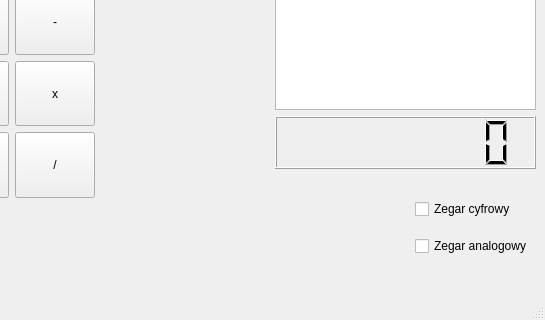
Above: LAB_PROJ_1/lab_1.ui from MaciejWieczor/ASK_lab before the change; both pictures show x 255 to 800 and y 272 to 592 of the 800 by 592 pixel window. Below: the same form after it.
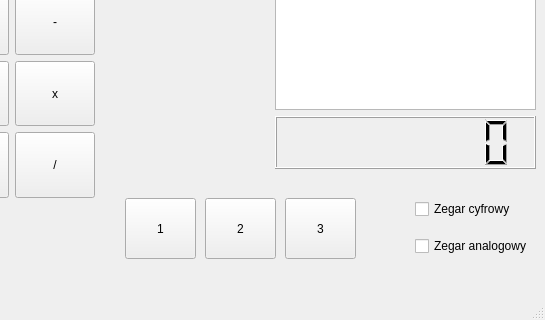
That is the form after the change.

Commit message: Kolorki do zegarów

```diff
--- a/LAB_PROJ_1/lab_1.ui
+++ b/LAB_PROJ_1/lab_1.ui
@@ -342,6 +342,45 @@
      <bool>false</bool>
     </property>
    </widget>
+   <widget class="QPushButton" name="design_1">
+    <property name="geometry">
+     <rect>
+      <x>380</x>
+      <y>470</y>
+      <width>71</width>
+      <height>61</height>
+     </rect>
+    </property>
+    <property name="text">
+     <string>1</string>
+    </property>
+   </widget>
+   <widget class="QPushButton" name="design_2">
+    <property name="geometry">
+     <rect>
+      <x>460</x>
+      <y>470</y>
+      <width>71</width>
+      <height>61</height>
+     </rect>
+    </property>
+    <property name="text">
+     <string>2</string>
+    </property>
+   </widget>
+   <widget class="QPushButton" name="design_3">
+    <property name="geometry">
+     <rect>
+      <x>540</x>
+      <y>470</y>
+      <width>71</width>
+      <height>61</height>
+     </rect>
+    </property>
+    <property name="text">
+     <string>3</string>
+    </property>
+   </widget>
   </widget>
   <widget class="QMenuBar" name="menubar">
    <property name="geometry">
```
Left out of the diff: 3 changed lines with no effect on the pictures. The commit also changes 1 other file.
